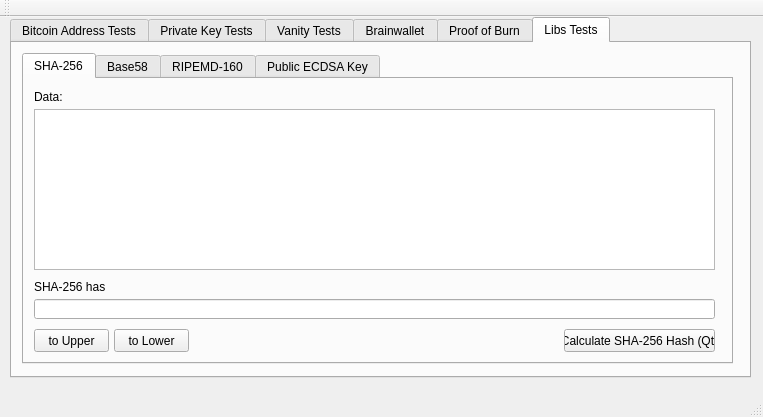
First picture: the form in src/bitcointests.ui, repository cosmycdevs/cryptotoolbox, before the edit.
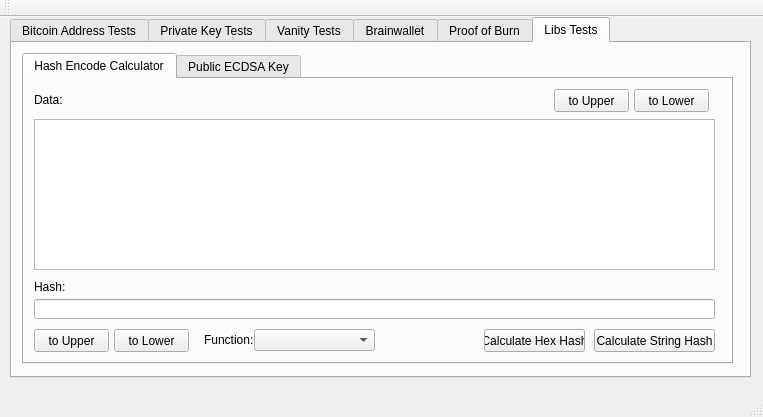
Second picture: the form after the edit. The open tabs and pages were chosen to show the change.

The edit to the form file:
```diff
--- a/src/bitcointests.ui
+++ b/src/bitcointests.ui
@@ -310,13 +310,46 @@
       </property>
       <widget class="QWidget" name="tab_LibTestSHA256_2">
        <attribute name="title">
-        <string>SHA-256</string>
+        <string>Hash Encode Calculator</string>
        </attribute>
        <widget class="QPushButton" name="pushButton_toLower">
         <property name="geometry">
          <rect>
-          <x>90</x>
+          <x>570</x>
           <y>250</y>
+          <width>121</width>
+          <height>23</height>
+         </rect>
+        </property>
+        <property name="text">
+         <string>Calculate String Hash</string>
+        </property>
+       </widget>
+       <widget class="QTextEdit" name="textEdit_DataForHash">
+        <property name="geometry">
+         <rect>
+          <x>10</x>
+          <y>40</y>
+          <width>681</width>
+          <height>151</height>
+         </rect>
+        </property>
+       </widget>
+       <widget class="QLineEdit" name="lineEdit_HashResult">
+        <property name="geometry">
+         <rect>
+          <x>10</x>
+          <y>220</y>
+          <width>681</width>
+          <height>20</height>
+         </rect>
+        </property>
+       </widget>
+       <widget class="QPushButton" name="pushButton_DataForHashToLower">
+        <property name="geometry">
+         <rect>
+          <x>610</x>
+          <y>10</y>
           <width>75</width>
           <height>23</height>
          </rect>
@@ -325,13 +358,26 @@
          <string>to Lower</string>
         </property>
        </widget>
-       <widget class="QLabel" name="label_DataSHA256">
+       <widget class="QPushButton" name="pushButton_DataForHashToUpper">
         <property name="geometry">
          <rect>
-          <x>10</x>
+          <x>530</x>
           <y>10</y>
+          <width>75</width>
+          <height>23</height>
+         </rect>
+        </property>
+        <property name="text">
+         <string>to Upper</string>
+        </property>
+       </widget>
+       <widget class="QLabel" name="label_DataForHash">
+        <property name="geometry">
+         <rect>
+          <x>10</x>
+          <y>11</y>
           <width>121</width>
-          <height>16</height>
+          <height>20</height>
          </rect>
         </property>
         <property name="text">
@@ -348,43 +394,46 @@
          </rect>
         </property>
         <property name="text">
-         <string>SHA-256 hash:</string>
+         <string>Hash:</string>
         </property>
        </widget>
-       <widget class="QPushButton" name="pushButton_CalcSHA256HashQt">
+       <widget class="QComboBox" name="comboBox_HashType">
         <property name="geometry">
          <rect>
-          <x>540</x>
+          <x>230</x>
           <y>250</y>
-          <width>151</width>
+          <width>121</width>
+          <height>22</height>
+         </rect>
+        </property>
+       </widget>
+       <widget class="QLabel" name="label_HashFunction">
+        <property name="geometry">
+         <rect>
+          <x>180</x>
+          <y>250</y>
+          <width>51</width>
+          <height>21</height>
+         </rect>
+        </property>
+        <property name="text">
+         <string>Function:</string>
+        </property>
+       </widget>
+       <widget class="QPushButton" name="pushButton_HashToLower">
+        <property name="geometry">
+         <rect>
+          <x>90</x>
+          <y>250</y>
+          <width>75</width>
           <height>23</height>
          </rect>
         </property>
         <property name="text">
-         <string>Calculate SHA-256 Hash (Qt)</string>
+         <string>to Lower</string>
         </property>
        </widget>
-       <widget class="QTextEdit" name="textEdit_DataSHA256">
-        <property name="geometry">
-         <rect>
-          <x>10</x>
-          <y>30</y>
-          <width>681</width>
-          <height>161</height>
-         </rect>
-        </property>
-       </widget>
-       <widget class="QLineEdit" name="lineEdit_SHA256Hash">
-        <property name="geometry">
-         <rect>
-          <x>10</x>
-          <y>220</y>
-          <width>681</width>
-          <height>20</height>
-         </rect>
-        </property>
-       </widget>
-       <widget class="QPushButton" name="pushButton_ToUpper">
+       <widget class="QPushButton" name="pushButton_HashToUpper">
         <property name="geometry">
          <rect>
           <x>10</x>
@@ -397,16 +446,19 @@
          <string>to Upper</string>
         </property>
        </widget>
-      </widget>
-      <widget class="QWidget" name="tab_LibTestBase58">
-       <attribute name="title">
-        <string>Base58</string>
-       </attribute>
-      </widget>
-      <widget class="QWidget" name="tab_RIPEMD160">
-       <attribute name="title">
-        <string>RIPEMD-160</string>
-       </attribute>
+       <widget class="QPushButton" name="pushButton_CalcHexHash">
+        <property name="geometry">
+         <rect>
+          <x>460</x>
+          <y>250</y>
+          <width>101</width>
+          <height>23</height>
+         </rect>
+        </property>
+        <property name="text">
+         <string>Calculate Hex Hash</string>
+        </property>
+       </widget>
       </widget>
       <widget class="QWidget" name="tab_PublicECDSAKey">
        <attribute name="title">
```
Left out of the diff: 16 changed lines with no effect on the pictures.
